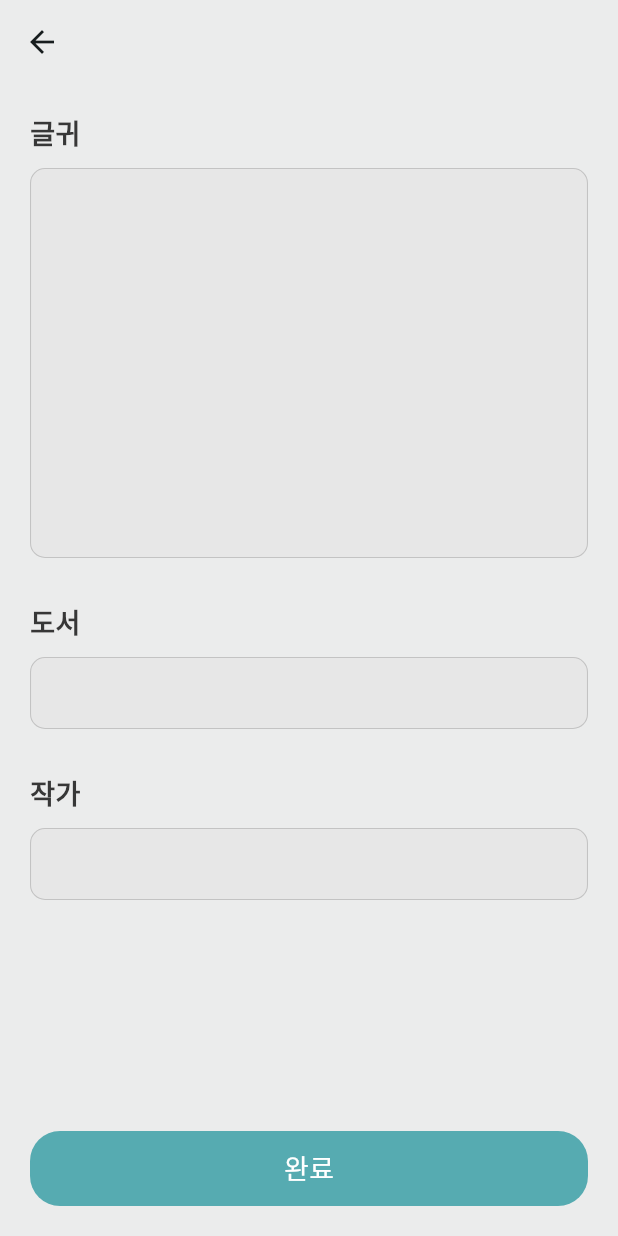
After one commit to altese/text_to_picture, a Flutter app: the screen it shows after launch, after a tap on an icon or button, on a phone screen of 412 x 824 dp. The commit adds this screen. Run offline on Flutter 3.47's test engine with Material 3 defaults, Android fonts, the phone set to English and light mode, and no system bars; our stand-ins replace flutter_svg; network calls fail; Roboto replaces fonts that are missing (maruburi).

Commit message:
💄 input screen 디자인

```diff
--- a/lib/common/theme/app_colors.dart
+++ b/lib/common/theme/app_colors.dart
@@ -5,5 +5,7 @@ class AppColor {
   static const Color bgColor = Color(0xffEBECEC);
 
   static const Color textColor = Color(0xff373737);
+  static const Color bgGreyColor = Color(0xffE7E7E7);
   static const Color borderColor = Color(0xffC3C3C3);
+  static const Color chipColor = Color(0xff797979);
 }
--- /dev/null
+++ b/lib/common/widgets/main_button.dart
@@ -0,0 +1,40 @@
+import 'package:flutter/material.dart';
+import 'package:text_to_picture_app/common/theme/app_colors.dart';
+
+class MainButton extends StatelessWidget {
+  const MainButton({
+    super.key,
+    required this.text,
+    this.isCancle = false,
+  });
+
+  final String text;
+  final bool isCancle;
+
+  @override
+  Widget build(BuildContext context) {
+    return Row(
+      children: [
+        Expanded(
+          child: Container(
+            decoration: const BoxDecoration(
+              color: AppColor.primary,
+              borderRadius: BorderRadius.all(Radius.circular(20)),
+            ),
+            height: 50,
+            child: Center(
+              child: Text(
+                text,
+                style: TextStyle(
+                  fontSize: 18,
+                  color: isCancle ? Colors.black : Colors.white,
+                  fontWeight: isCancle ? FontWeight.w300 : FontWeight.w500,
+                ),
+              ),
+            ),
+          ),
+        ),
+      ],
+    );
+  }
+}
--- a/lib/home/presentation/home_screen.dart
+++ b/lib/home/presentation/home_screen.dart
@@ -3,6 +3,7 @@ import 'package:flutter_svg/svg.dart';
 import 'package:text_to_picture_app/common/theme/app_colors.dart';
 import 'package:text_to_picture_app/common/theme/text_styles.dart';
 import 'package:text_to_picture_app/home/presentation/circle_image.dart';
+import 'package:text_to_picture_app/input_text/input_screen.dart';
 
 class HomeScreen extends StatefulWidget {
   const HomeScreen({super.key});
@@ -26,8 +27,9 @@ class _HomeScreenState extends State<HomeScreen> {
               renderTop(),
               const SizedBox(height: 30),
               renderTexFie(
+                context,
                 height: size.width - 40,
-                bgColor: const Color(0xffE7E7E7),
+                bgColor: AppColor.bgGreyColor,
                 textColor: AppColor.textColor,
               ),
               const SizedBox(height: 30),
@@ -56,12 +58,29 @@ Row renderTop() {
   );
 }
 
-renderTexFie({
+renderTexFie(
+  BuildContext context, {
   required double height,
   required Color bgColor,
   required Color textColor,
 }) {
-  return Container(
+  return GestureDetector(
+    onTap: () {
+      Navigator.push(
+        context,
+        PageRouteBuilder(
+          transitionDuration: const Duration(milliseconds: 300),
+          transitionsBuilder: (context, animation1, animation2, child) {
+            return FadeTransition(
+              opacity: animation1,
+              child: child,
+            );
+          },
+          pageBuilder: (context, _, __) => const InputScreen(),
+        ),
+      );
+    },
+    child: Container(
       padding: const EdgeInsets.all(40),
       height: height,
       decoration: BoxDecoration(
@@ -108,6 +127,7 @@ renderTexFie({
             ],
           ),
         ],
+      ),
     ),
   );
 }
--- /dev/null
+++ b/lib/input_text/input_screen.dart
@@ -0,0 +1,115 @@
+import 'package:flutter/material.dart';
+import 'package:text_to_picture_app/common/theme/app_colors.dart';
+import 'package:text_to_picture_app/common/widgets/main_button.dart';
+import 'package:text_to_picture_app/input_text/presentation/label_chip.dart';
+
+class InputScreen extends StatefulWidget {
+  const InputScreen({super.key});
+
+  @override
+  State<InputScreen> createState() => _InputScreenState();
+}
+
+class _InputScreenState extends State<InputScreen> {
+  late TextEditingController _contentsController;
+  late TextEditingController _titleController;
+  late TextEditingController _authController;
+
+  @override
+  void initState() {
+    _contentsController = TextEditingController();
+    _titleController = TextEditingController();
+    _authController = TextEditingController();
+    super.initState();
+  }
+
+  @override
+  void dispose() {
+    _contentsController.dispose();
+    _titleController.dispose();
+    _authController.dispose();
+    super.dispose();
+  }
+
+  @override
+  Widget build(BuildContext context) {
+    return Scaffold(
+      backgroundColor: AppColor.bgColor,
+      appBar: AppBar(
+        backgroundColor: AppColor.bgColor,
+        elevation: 0,
+      ),
+      body: SafeArea(
+        child: GestureDetector(
+          behavior: HitTestBehavior.translucent,
+          onTap: FocusScope.of(context).unfocus,
+          child: Padding(
+            padding: const EdgeInsets.all(20),
+            child: Column(
+              crossAxisAlignment: CrossAxisAlignment.start,
+              children: [
+                renderTextField(
+                  label: '글귀',
+                  maxLines: 10,
+                  textEditingController: _titleController,
+                ),
+                const SizedBox(height: 30),
+                renderTextField(
+                  label: '도서',
+                  maxLines: 1,
+                  textEditingController: _titleController,
+                ),
+                const SizedBox(height: 30),
+                renderTextField(
+                  label: '작가',
+                  maxLines: 1,
+                  textEditingController: _authController,
+                ),
+                const Spacer(),
+                const MainButton(text: '완료'),
+              ],
+            ),
+          ),
+        ),
+      ),
+    );
+  }
+}
+
+Column renderTextField({
+  required String label,
+  required int maxLines,
+  required TextEditingController textEditingController,
+}) {
+  return Column(
+    crossAxisAlignment: CrossAxisAlignment.start,
+    children: [
+      LabelChip(label: label),
+      const SizedBox(height: 10),
+      TextField(
+        controller: textEditingController,
+        maxLines: maxLines,
+        decoration: const InputDecoration(
+          fillColor: AppColor.bgGreyColor,
+          filled: true,
+          contentPadding: EdgeInsets.all(10),
+          enabledBorder: OutlineInputBorder(
+            borderRadius: BorderRadius.all(Radius.circular(10)),
+            borderSide: BorderSide(
+              color: AppColor.borderColor,
+              width: 0.7,
+            ),
+          ),
+          focusedBorder: OutlineInputBorder(
+            borderRadius: BorderRadius.all(Radius.circular(10)),
+            borderSide: BorderSide(
+              color: AppColor.primary,
+              width: 0.7,
+            ),
+          ),
+        ),
+        onChanged: (_) {},
+      ),
+    ],
+  );
+}
--- /dev/null
+++ b/lib/input_text/presentation/label_chip.dart
@@ -0,0 +1,35 @@
+import 'package:flutter/material.dart';
+import 'package:text_to_picture_app/common/theme/app_colors.dart';
+import 'package:text_to_picture_app/common/theme/text_styles.dart';
+
+class LabelChip extends StatelessWidget {
+  const LabelChip({
+    super.key,
+    required this.label,
+  });
+
+  final String label;
+
+  @override
+  Widget build(BuildContext context) {
+    return
+        // Container(
+        //   width: 100,
+        //   height: 30,
+        //   decoration: const BoxDecoration(
+        //     color: AppColor.chipColor,
+        //     borderRadius: BorderRadius.all(Radius.circular(20)),
+        //   ),
+        //   child:
+        // Center(
+        // child:
+        Text(
+      label,
+      style: AppTextStyles.textStyle18.copyWith(
+        color: AppColor.textColor,
+      ),
+      // ),
+      // ),
+    );
+  }
+}
```
Lines whose indentation alone changed are shown as unchanged.
